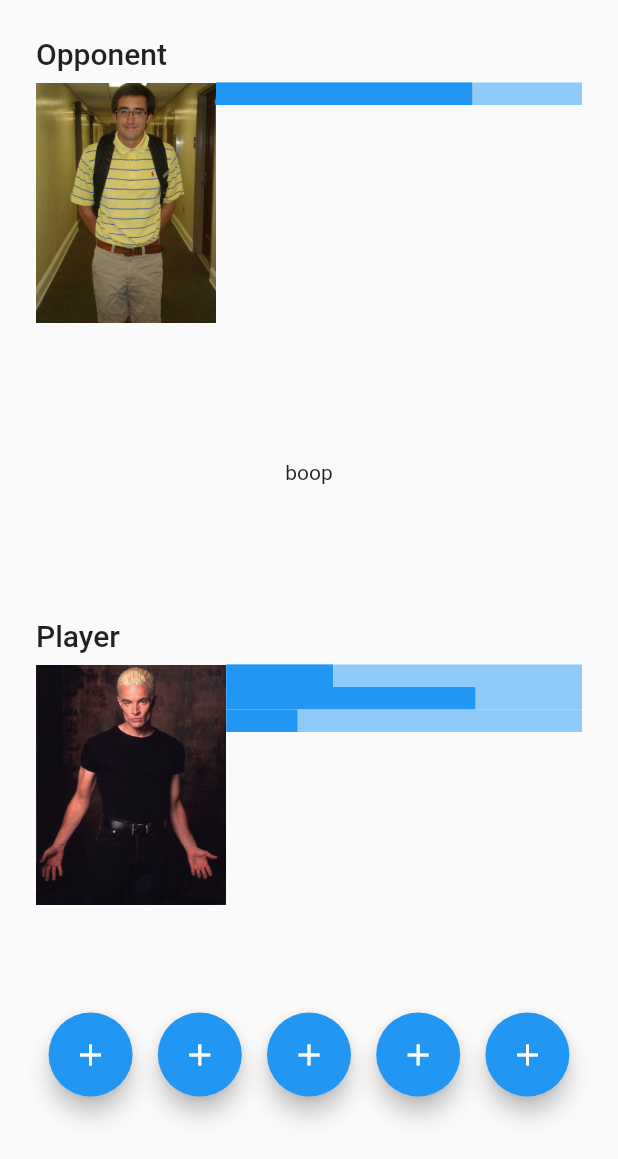
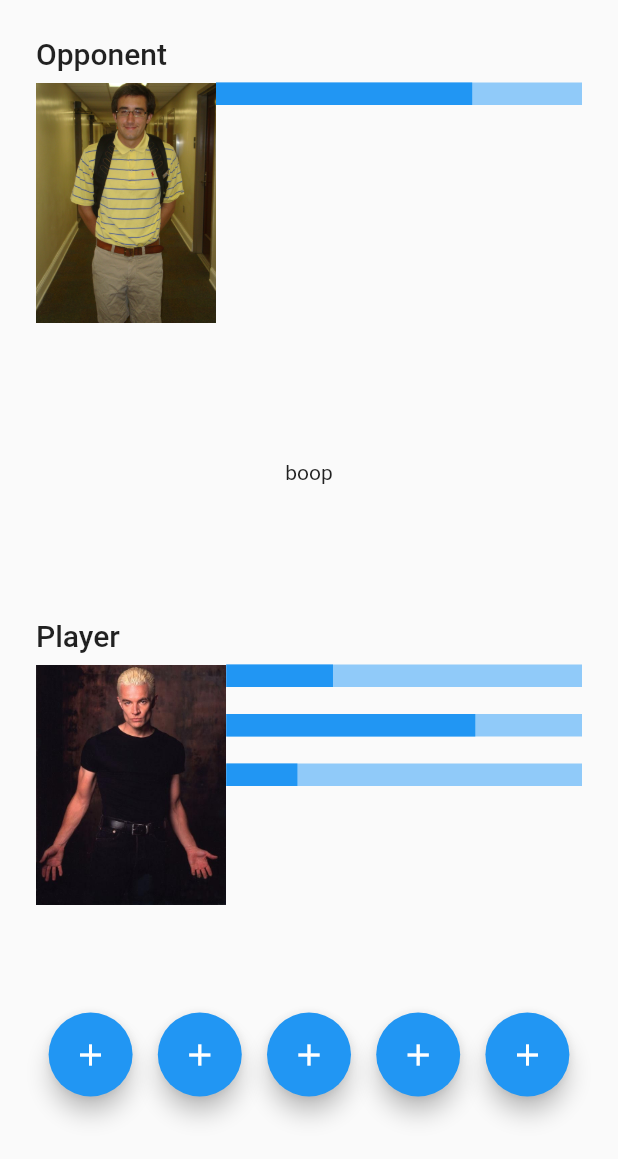
Before and after one commit to ChetnyKadet/simulation-app, a Flutter app: the screen it shows after launch, on a phone screen of 412 x 824 dp. Shown: the top 1159 px of the screen. Run offline on Flutter 3.47's test engine with Material 2 defaults, Android fonts, the phone set to English and light mode, and no system bars.

```diff
--- a/lib/main.dart
+++ b/lib/main.dart
@@ -39,22 +39,28 @@ class MyHomePage extends StatelessWidget {
           child: Column(
             crossAxisAlignment: CrossAxisAlignment.center,
             children: [
-              Expanded(
+              const Expanded(
                   child: Align(
                 child: PlayerWidget(
                   title: 'Opponent',
                   imageAsset: 'assets/nerd.jpeg',
-                  bars: OpponentBars(healthPoints: 0.7,),
+                  bars: OpponentBars(
+                    healthPoints: 0.7,
+                  ),
                 ),
                 alignment: Alignment.centerLeft,
               )),
-              Expanded(child: Center(child: Text('boop'))),
-              Expanded(
+              const Expanded(child: Center(child: Text('boop'))),
+              const Expanded(
                   child: Align(
                 child: PlayerWidget(
                     title: 'Player',
                     imageAsset: 'assets/vampire.jpeg',
-                    bars: PlayerBars(healthPoints: 0.3,manaPoints: 0.7,energyPoints: 0.2,)),
+                    bars: PlayerBars(
+                      healthPoints: 0.3,
+                      manaPoints: 0.7,
+                      energyPoints: 0.2,
+                    )),
                 alignment: Alignment.centerLeft,
               )),
               Expanded(
@@ -73,7 +79,7 @@ class MyHomePage extends StatelessWidget {
                         child: Center(
                           child: FloatingActionButton(
                             onPressed: () {},
-                            child: Icon(Icons.add),
+                            child: const Icon(Icons.add),
                           ),
                         ),
                       ),
@@ -81,7 +87,7 @@ class MyHomePage extends StatelessWidget {
                         child: Center(
                           child: FloatingActionButton(
                             onPressed: () {},
-                            child: Icon(Icons.add),
+                            child: const Icon(Icons.add),
                           ),
                         ),
                       ),
@@ -89,7 +95,7 @@ class MyHomePage extends StatelessWidget {
                         child: Center(
                           child: FloatingActionButton(
                             onPressed: () {},
-                            child: Icon(Icons.add),
+                            child: const Icon(Icons.add),
                           ),
                         ),
                       ),
@@ -97,7 +103,7 @@ class MyHomePage extends StatelessWidget {
                         child: Center(
                           child: FloatingActionButton(
                             onPressed: () {},
-                            child: Icon(Icons.add),
+                            child: const Icon(Icons.add),
                           ),
                         ),
                       ),
@@ -165,19 +171,30 @@ class PlayerBars extends StatelessWidget {
   Widget build(BuildContext context) {
     return Expanded(
       child: Column(
+        crossAxisAlignment: CrossAxisAlignment.start,
+        mainAxisSize: MainAxisSize.max,
         children: [
-          LinearProgressIndicator(
+          Padding(
+            padding: const EdgeInsets.only(bottom: 18),
+            child: LinearProgressIndicator(
               value: healthPoints,
               minHeight: 15,
             ),
-          LinearProgressIndicator(
+          ),
+          Padding(
+            padding: const EdgeInsets.only(bottom: 18),
+            child: LinearProgressIndicator(
               value: manaPoints,
               minHeight: 15,
             ),
-          LinearProgressIndicator(
+          ),
+          Padding(
+            padding: const EdgeInsets.only(bottom: 18),
+            child: LinearProgressIndicator(
               value: energyPoints,
               minHeight: 15,
-          )
+            ),
+          ),
         ],
       ),
     );
@@ -187,11 +204,10 @@ class PlayerBars extends StatelessWidget {
 class OpponentBars extends StatelessWidget {
   final double healthPoints;
 
-  const OpponentBars(
-      {Key? key,
+  const OpponentBars({
+    Key? key,
     required this.healthPoints,
-      })
-      : super(key: key);
+  }) : super(key: key);
   @override
   Widget build(BuildContext context) {
     return Expanded(
@@ -207,3 +223,7 @@ class OpponentBars extends StatelessWidget {
     );
   }
 }
+
+class CombatLog extends StatelessWidget {
+
+}
```
Lines whose indentation alone changed are shown as unchanged.
